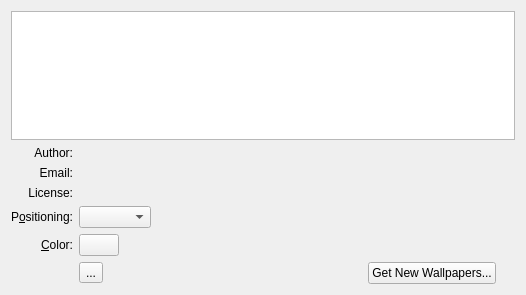
Qt form plasma/wallpapers/image/imageconfig.ui (mgottschlag/kwin-tiling) before a commit.
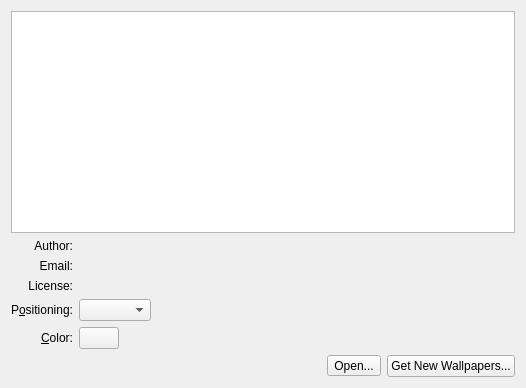
The same form after that commit. Custom widgets are drawn as their Qt base class.

Commit message: Improving image dialog...

The edit to the form file:
```diff
--- a/plasma/wallpapers/image/imageconfig.ui
+++ b/plasma/wallpapers/image/imageconfig.ui
@@ -7,7 +7,7 @@
     <x>0</x>
     <y>0</y>
     <width>512</width>
-    <height>295</height>
+    <height>388</height>
    </rect>
   </property>
   <layout class="QGridLayout" name="gridLayout_2">
@@ -22,42 +22,6 @@
     </widget>
    </item>
    <item row="2" column="0">
-    <widget class="QLabel" name="m_authorLabel">
-     <property name="text">
-      <string>Author:</string>
-     </property>
-     <property name="alignment">
-      <set>Qt::AlignRight|Qt::AlignTrailing|Qt::AlignVCenter</set>
-     </property>
-    </widget>
-   </item>
-   <item row="2" column="1">
-    <widget class="QLabel" name="m_authorLine">
-     <property name="sizePolicy">
-      <sizepolicy hsizetype="Preferred" vsizetype="Fixed">
-       <horstretch>1</horstretch>
-       <verstretch>0</verstretch>
-      </sizepolicy>
-     </property>
-     <property name="text">
-      <string/>
-     </property>
-    </widget>
-   </item>
-   <item row="8" column="2">
-    <spacer name="verticalSpacer_2">
-     <property name="orientation">
-      <enum>Qt::Vertical</enum>
-     </property>
-     <property name="sizeHint" stdset="0">
-      <size>
-       <width>13</width>
-       <height>5</height>
-      </size>
-     </property>
-    </spacer>
-   </item>
-   <item row="3" column="0">
     <widget class="QLabel" name="m_emailLabel">
      <property name="text">
       <string>Email:</string>
@@ -67,7 +31,20 @@
      </property>
     </widget>
    </item>
-   <item row="4" column="0">
+   <item row="2" column="1">
+    <widget class="QLabel" name="m_emailLine">
+     <property name="sizePolicy">
+      <sizepolicy hsizetype="Preferred" vsizetype="Fixed">
+       <horstretch>0</horstretch>
+       <verstretch>0</verstretch>
+      </sizepolicy>
+     </property>
+     <property name="text">
+      <string/>
+     </property>
+    </widget>
+   </item>
+   <item row="3" column="0">
     <widget class="QLabel" name="m_licenseLabel">
      <property name="text">
       <string>License:</string>
@@ -77,7 +54,7 @@
      </property>
     </widget>
    </item>
-   <item row="4" column="1">
+   <item row="3" column="1">
     <widget class="QLabel" name="m_licenseLine">
      <property name="sizePolicy">
       <sizepolicy hsizetype="Preferred" vsizetype="Fixed">
@@ -93,98 +70,20 @@
      </property>
     </widget>
    </item>
-   <item row="6" column="1">
-    <layout class="QHBoxLayout" name="horizontalLayout_2">
-     <item>
-      <widget class="KColorButton" name="m_color">
-       <property name="sizePolicy">
-        <sizepolicy hsizetype="Minimum" vsizetype="Fixed">
-         <horstretch>0</horstretch>
-         <verstretch>0</verstretch>
-        </sizepolicy>
-       </property>
-       <property name="color">
-        <color>
-         <red>70</red>
-         <green>90</green>
-         <blue>130</blue>
-        </color>
-       </property>
-       <property name="defaultColor">
-        <color>
-         <red>70</red>
-         <green>90</green>
-         <blue>130</blue>
-        </color>
-       </property>
-      </widget>
-     </item>
-     <item>
-      <spacer name="spacer">
-       <property name="orientation">
-        <enum>Qt::Horizontal</enum>
-       </property>
-       <property name="sizeHint" stdset="0">
-        <size>
-         <width>40</width>
-         <height>20</height>
-        </size>
-       </property>
-      </spacer>
-     </item>
-    </layout>
-   </item>
-   <item row="3" column="1">
-    <widget class="QLabel" name="m_emailLine">
-     <property name="sizePolicy">
-      <sizepolicy hsizetype="Preferred" vsizetype="Fixed">
-       <horstretch>0</horstretch>
-       <verstretch>0</verstretch>
-      </sizepolicy>
-     </property>
+   <item row="4" column="0">
+    <widget class="QLabel" name="m_positioningLabel">
      <property name="text">
-      <string/>
+      <string>P&amp;ositioning:</string>
+     </property>
+     <property name="alignment">
+      <set>Qt::AlignRight|Qt::AlignTrailing|Qt::AlignVCenter</set>
+     </property>
+     <property name="buddy">
+      <cstring>m_resizeMethod</cstring>
      </property>
     </widget>
    </item>
-   <item row="7" column="1">
-    <layout class="QHBoxLayout" name="horizontalLayout_3">
-     <item>
-      <widget class="QToolButton" name="m_pictureUrlButton">
-       <property name="toolTip">
-        <string>Browse</string>
-       </property>
-       <property name="text">
-        <string>...</string>
-       </property>
-      </widget>
-     </item>
-     <item>
-      <spacer name="horizontalSpacer">
-       <property name="orientation">
-        <enum>Qt::Horizontal</enum>
-       </property>
-       <property name="sizeHint" stdset="0">
-        <size>
-         <width>40</width>
-         <height>20</height>
-        </size>
-       </property>
-      </spacer>
-     </item>
-     <item>
-      <widget class="QPushButton" name="m_newStuff">
-       <property name="toolTip">
-        <string>Download new wallpapers</string>
-       </property>
-       <property name="text">
-        <string>Get New Wallpapers...</string>
-       </property>
-      </widget>
-     </item>
-    </layout>
-   </item>
-   <item row="5" column="1">
+   <item row="4" column="1" colspan="2">
     <layout class="QHBoxLayout" name="horizontalLayout">
      <item>
       <widget class="QComboBox" name="m_resizeMethod">
@@ -211,7 +110,7 @@
      </item>
     </layout>
    </item>
-   <item row="6" column="0">
+   <item row="5" column="0">
     <widget class="QLabel" name="m_colorLabel">
      <property name="text">
       <string>&amp;Color:</string>
@@ -224,16 +123,104 @@
      </property>
     </widget>
    </item>
-   <item row="5" column="0">
-    <widget class="QLabel" name="m_positioningLabel">
+   <item row="5" column="1" colspan="2">
+    <layout class="QHBoxLayout" name="horizontalLayout_2">
+     <item>
+      <widget class="KColorButton" name="m_color">
+       <property name="sizePolicy">
+        <sizepolicy hsizetype="Minimum" vsizetype="Fixed">
+         <horstretch>0</horstretch>
+         <verstretch>0</verstretch>
+        </sizepolicy>
+       </property>
+       <property name="color">
+        <color>
+         <red>70</red>
+         <green>90</green>
+         <blue>130</blue>
+        </color>
+       </property>
+       <property name="defaultColor">
+        <color>
+         <red>70</red>
+         <green>90</green>
+         <blue>130</blue>
+        </color>
+       </property>
+      </widget>
+     </item>
+     <item>
+      <spacer name="spacer">
+       <property name="orientation">
+        <enum>Qt::Horizontal</enum>
+       </property>
+       <property name="sizeHint" stdset="0">
+        <size>
+         <width>40</width>
+         <height>20</height>
+        </size>
+       </property>
+      </spacer>
+     </item>
+    </layout>
+   </item>
+   <item row="6" column="1">
+    <layout class="QHBoxLayout" name="horizontalLayout_3">
+     <item>
+      <spacer name="horizontalSpacer">
+       <property name="orientation">
+        <enum>Qt::Horizontal</enum>
+       </property>
+       <property name="sizeHint" stdset="0">
+        <size>
+         <width>40</width>
+         <height>20</height>
+        </size>
+       </property>
+      </spacer>
+     </item>
+     <item>
+      <widget class="QToolButton" name="m_pictureUrlButton">
+       <property name="toolTip">
+        <string>Browse</string>
+       </property>
+       <property name="text">
+        <string>Open...</string>
+       </property>
+       <property name="toolButtonStyle">
+        <enum>Qt::ToolButtonTextBesideIcon</enum>
+       </property>
+      </widget>
+     </item>
+    </layout>
+   </item>
+   <item row="1" column="1" colspan="2">
+    <widget class="QLabel" name="m_authorLine">
+     <property name="sizePolicy">
+      <sizepolicy hsizetype="Preferred" vsizetype="Fixed">
+       <horstretch>1</horstretch>
+       <verstretch>0</verstretch>
+      </sizepolicy>
+     </property>
      <property name="text">
-      <string>P&amp;ositioning:</string>
+      <string/>
+     </property>
+    </widget>
+   </item>
+   <item row="1" column="0">
+    <widget class="QLabel" name="m_authorLabel">
+     <property name="text">
+      <string>Author:</string>
      </property>
      <property name="alignment">
       <set>Qt::AlignRight|Qt::AlignTrailing|Qt::AlignVCenter</set>
      </property>
-     <property name="buddy">
-      <cstring>m_resizeMethod</cstring>
+    </widget>
+   </item>
+   <item row="6" column="2">
+    <widget class="QPushButton" name="m_newStuff">
+     <property name="text">
+      <string>Get New Wallpapers...</string>
      </property>
     </widget>
    </item>
```
Left out of the diff: 2 changed lines with no effect on the pictures. The commit also changes 1 other file.
